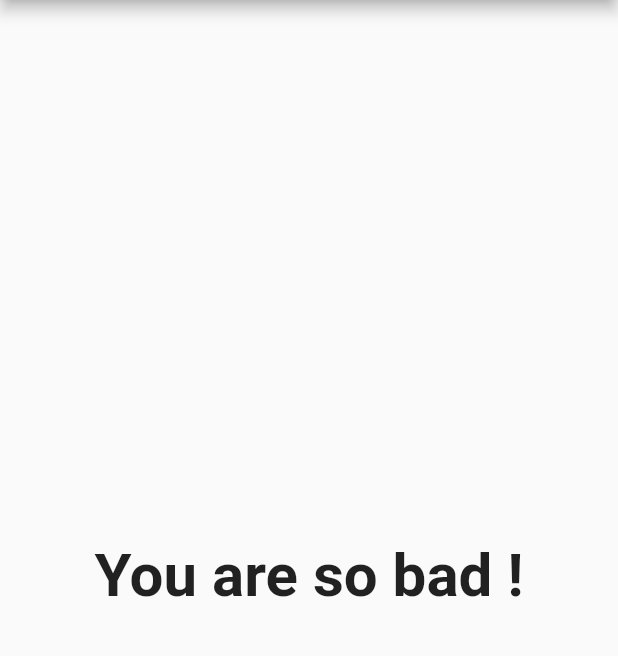
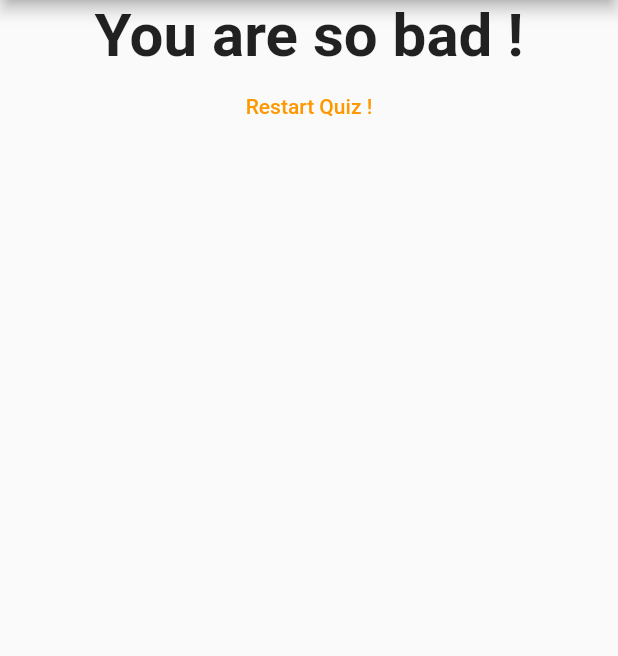
Before and after one commit to jesus-son-coder/flutter-udemy-en-majorian, a Flutter app: the screen it shows after launch, after a tap on "Black", after a tap on "Snake", after a tap on "Max", on a phone screen of 412 x 824 dp, the part 84-740 px from its top. Run offline on Flutter 3.47's test engine with Material 2 defaults, Android fonts, the phone set to English and light mode, and no system bars.

Commit message:
Section 2 - 55 : Resetting the Quiz

```diff
--- a/flutter_complete_guide/lib/main.dart
+++ b/flutter_complete_guide/lib/main.dart
@@ -14,8 +14,6 @@ class MyApp extends StatefulWidget {
 }
 
 class _MyAppState extends State<MyApp> {
-  var _questionIndex = 0;
-  var _totalScore = 0;
 
   final _questions = const [
     {
@@ -47,6 +45,16 @@ class _MyAppState extends State<MyApp> {
     },
   ];
 
+  var _questionIndex = 0;
+  var _totalScore = 0;
+
+  void _resetQuiz() {
+    setState(() {
+      _questionIndex = 0;
+      _totalScore = 0;
+    });
+  }
+
   void _answerQuestion(int score) {
     _totalScore += score;
 
@@ -76,7 +84,7 @@ class _MyAppState extends State<MyApp> {
               questions: _questions,
               questionIndex: _questionIndex
           )
-          : Result(_totalScore),
+          : Result(_totalScore, _resetQuiz),
        )
     );
   }
--- a/flutter_complete_guide/lib/result.dart
+++ b/flutter_complete_guide/lib/result.dart
@@ -2,9 +2,10 @@ import 'package:flutter/material.dart';
 
 class Result extends StatelessWidget {
   final int resultScore;
+  final VoidCallback resetHandler;
 
   // Constructor (with positional argument) :
-  Result(this.resultScore);
+  Result(this.resultScore, this.resetHandler);
 
   // Getter :
   String get resultPhrase {
@@ -24,9 +25,20 @@ class Result extends StatelessWidget {
   @override
   Widget build(BuildContext context) {
     return Center(
-      child: Text(resultPhrase,
-        style: TextStyle(fontSize: 40, fontWeight: FontWeight.bold),
-        textAlign: TextAlign.center,),
+      child: Column(
+        children: <Widget>[
+          Text(
+            resultPhrase,
+            style: TextStyle(fontSize: 40, fontWeight: FontWeight.bold),
+            textAlign: TextAlign.center,
+          ),
+          TextButton (
+            style: TextButton.styleFrom(primary: Colors.orange),
+            child: Text('Restart Quiz !'),
+            onPressed: resetHandler,
+          ),
+        ]
+      )
     );
   }
 }
```
